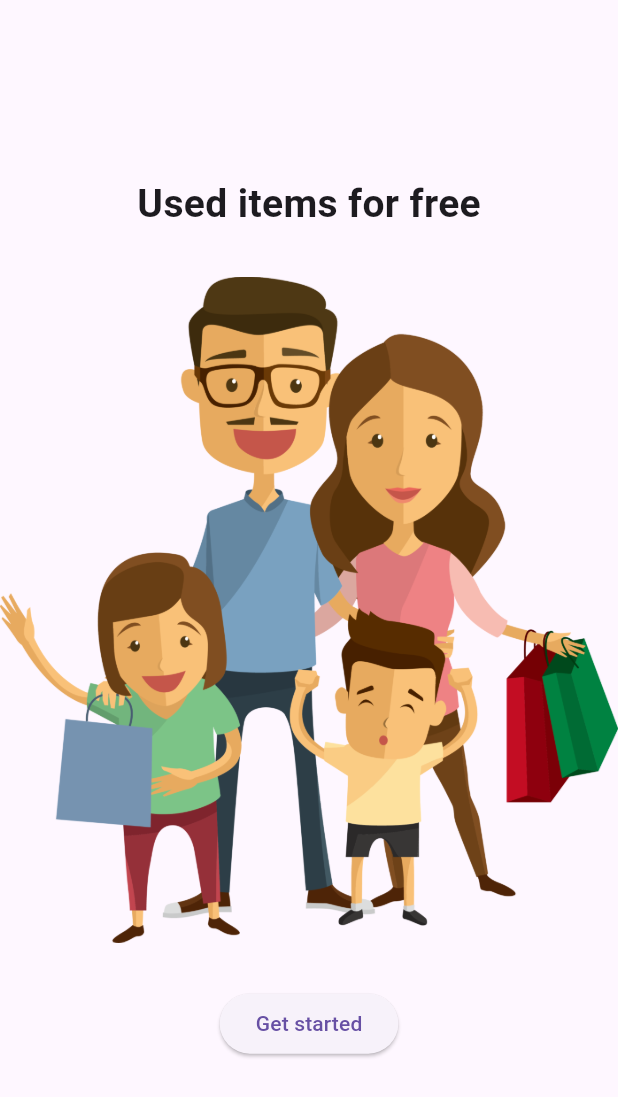
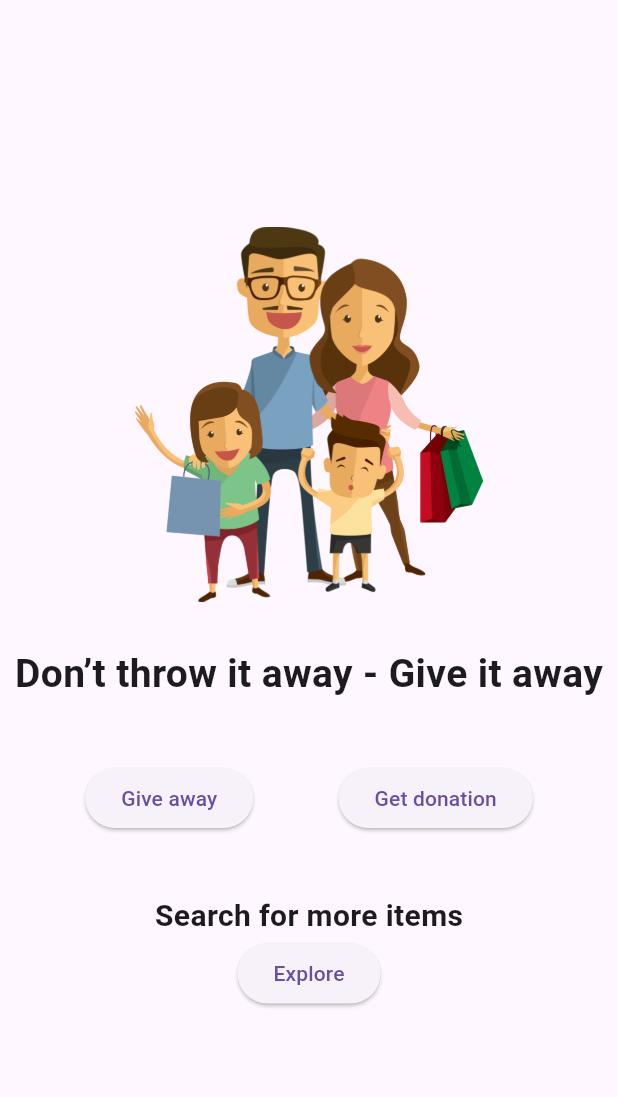
Before and after one commit to Temur112/giwe_away, a Flutter app: the screen it shows after launch, on a phone screen of 412 x 824 dp. Shown: the top 1097 px of the screen. Run offline on Flutter 3.47's test engine with Material 3 defaults, Android fonts, the light colour scheme and no system bars.

Commit message:
New main page; modified login and main.dart

```diff
--- a/lib/Screens/login_screen.dart
+++ b/lib/Screens/login_screen.dart
@@ -43,6 +43,21 @@ class _Login_Screen extends State<Login_Screen> {
                   loginCall(loginusrn.text, loginpswd.text);
                 },
                 btnName: "Login"),
+            const SizedBox(
+              height: 100,
+            ),
+            Text(
+              "Don't have an account?",
+              style: const TextStyle(
+                fontSize: 20,
+                fontWeight: FontWeight.w700,
+              ),
+            ),
+            MyButton(
+                onPressed: () {
+                  Navigator.pushNamed(context, '/register');
+                },
+                btnName: "Sign Up"),
           ],
         ),
       ),
--- /dev/null
+++ b/lib/Screens/main_screen.dart
@@ -0,0 +1,69 @@
+import 'package:flutter/material.dart';
+import '../Widgets/main_widgets.dart';
+
+class MainScreen extends StatelessWidget {
+  @override
+  Widget build(BuildContext context) {
+    return Scaffold(
+      body: Center(
+        child: Column(
+          mainAxisAlignment: MainAxisAlignment.center,
+          children: [
+            Image.asset('assets/images/people.png',
+              width: 250,
+              height: 250,
+            ),
+            const SizedBox(
+              height: 30,
+            ),
+            Text(
+              "Don’t throw it away - Give it away",
+              style: const TextStyle(
+                fontSize: 26,
+                fontWeight: FontWeight.w700,
+              ),
+            ),
+
+            const SizedBox(
+              height: 40,
+            ),
+            Row(
+              mainAxisAlignment: MainAxisAlignment.spaceEvenly, // Adjust alignment as needed
+              children: <Widget>[
+                MyButton(
+                  onPressed: () {
+                    Navigator.pushNamed(context, '/login');
+                  },
+                  btnName: 'Give away',
+                ),
+                MyButton(
+                  onPressed: () {
+                    Navigator.pushNamed(context, '/login');
+                  },
+                  btnName: 'Get donation',
+                ),
+              ],
+            ),
+            const SizedBox(
+              height: 40,
+            ),
+            Text(
+              "Search for more items",
+              style: const TextStyle(
+                fontSize: 20,
+                fontWeight: FontWeight.w700,
+              ),
+            ),
+
+            MyButton(
+              onPressed: () {
+                Navigator.pushNamed(context, '/explore');
+              },
+              btnName: 'Explore',
+            ),
+          ],
+        ),
+      ),
+    );
+  }
+}
--- a/lib/main.dart
+++ b/lib/main.dart
@@ -1,8 +1,10 @@
 import 'package:flutter/material.dart';
+import 'package:giwe_away/Screens/all_items.dart';
 import 'Screens/starting_scene.dart';
 import 'Screens/register_screen.dart';
 import 'Screens/profile_screen.dart';
 import 'Screens/login_screen.dart';
+import 'Screens/main_screen.dart';
 
 void main() {
   runApp(const MyApp());
@@ -16,13 +18,15 @@ class MyApp extends StatelessWidget {
       debugShowCheckedModeBanner: false,
       initialRoute: "/",
       routes: {
-        '/': (context) => const IntroScreen("Used items for free",
-            "assets/images/people.png", "Get started", "/intro_2"),
-        '/intro_2': (context) => const IntroScreen("Take instead of purchasing",
-            "assets/images/people.png", "Go registration", "/register"),
+        '/': (context) => MainScreen(),
+        //'/': (context) => const IntroScreen("Used items for free",
+        //    "assets/images/people.png", "Get started", "/intro_2"),
+        //'/intro_2': (context) => const IntroScreen("Take instead of purchasing",
+        //    "assets/images/people.png", "Go registration", "/register"),
         '/register': (context) => const RegisterScreen(),
         '/login': (context) => Login_Screen(),
         '/profile': (context) => const UserProfile(),
+        '/explore': (context) => AllItems(),
       },
     );
   }
```
